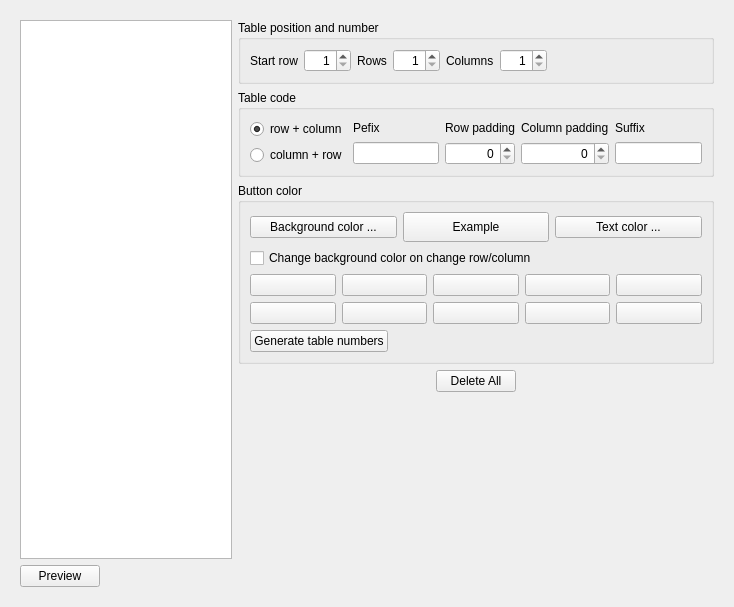
Before: the Qt Designer form App/Ui/SeatMapWidget.ui in paolodestefani/pySagra, drawn with Qt 5.
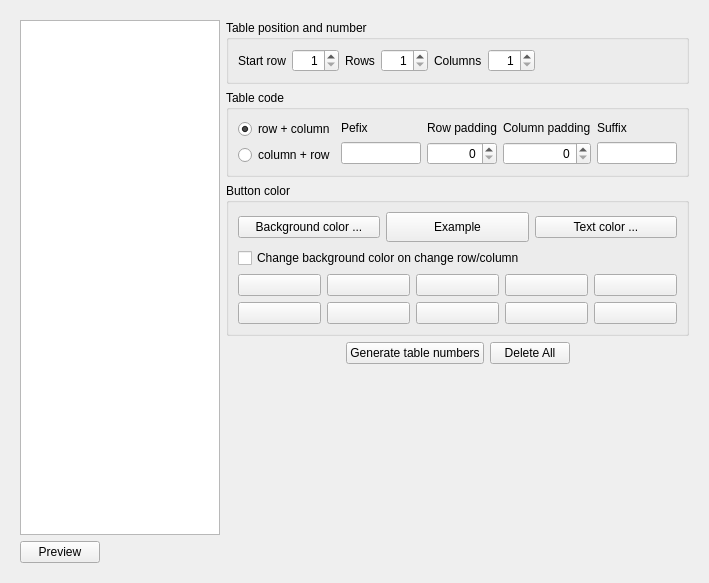
After: the same form once the commit is applied. Custom widgets are drawn as their Qt base class.

```diff
--- a/App/Ui/SeatMapWidget.ui
+++ b/App/Ui/SeatMapWidget.ui
@@ -6,8 +6,8 @@
    <rect>
     <x>0</x>
     <y>0</y>
-    <width>734</width>
-    <height>607</height>
+    <width>709</width>
+    <height>583</height>
    </rect>
   </property>
   <property name="font">
@@ -399,30 +399,6 @@
                   </item>
                  </layout>
                 </item>
-                <item>
-                 <layout class="QHBoxLayout" name="horizontalLayout_10">
-                  <item>
-                   <widget class="QPushButton" name="pushButtonGenerateTables">
-                    <property name="text">
-                     <string>Generate table numbers</string>
-                    </property>
-                   </widget>
-                  </item>
-                  <item>
-                   <spacer name="horizontalSpacer_4">
-                    <property name="orientation">
-                     <enum>Qt::Orientation::Horizontal</enum>
-                    </property>
-                    <property name="sizeHint" stdset="0">
-                     <size>
-                      <width>40</width>
-                      <height>20</height>
-                     </size>
-                    </property>
-                   </spacer>
-                  </item>
-                 </layout>
-                </item>
                </layout>
               </widget>
              </item>
@@ -441,6 +417,13 @@
                  </property>
                 </spacer>
                </item>
+               <item>
+                <widget class="QPushButton" name="pushButtonGenerateTables">
+                 <property name="text">
+                  <string>Generate table numbers</string>
+                 </property>
+                </widget>
+               </item>
                <item>
                 <widget class="QPushButton" name="pushButtonDeleteAll">
                  <property name="styleSheet">
```
Left out of the diff: 4 changed lines with no effect on the pictures.
